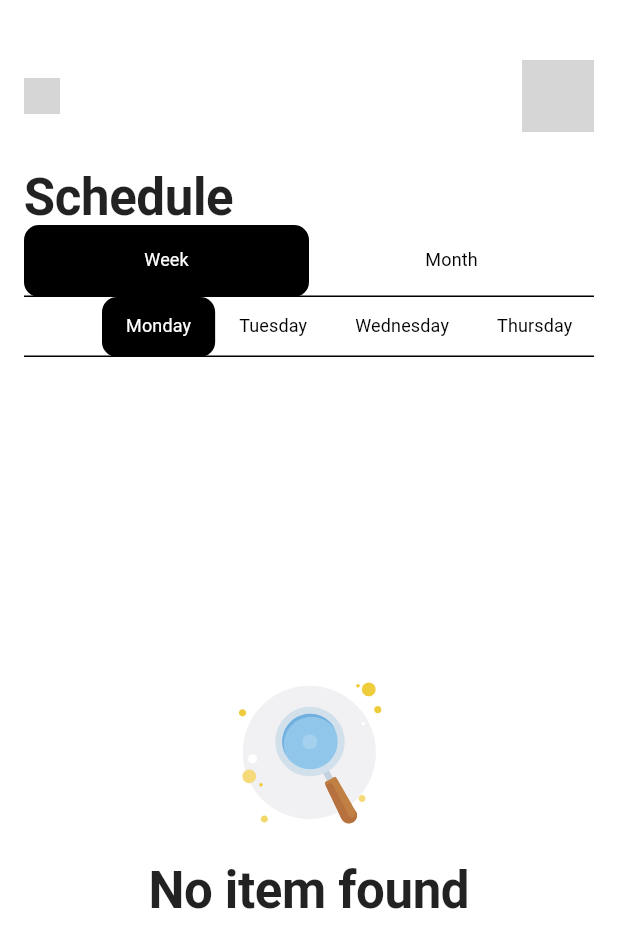
After one commit to isthiyaquekb/todo_app, a Flutter app: the SchedulePage screen opened by its route, on a phone screen of 412 x 824 dp. The commit adds this screen. Shown: the top 948 px of the screen. Run offline on Flutter 3.47's test engine with Material 2 defaults, Android fonts, the phone set to English and light mode, and no system bars; our stand-ins replace flutter_svg, get, get_storage, google_fonts, lottie and 2 more; missing offline and left inert: bitsdojo_window, dart:ffi; accounts and stored records are empty; grey boxes are pictures that could not be loaded.

Commit message:
schedule page

```diff
--- a/lib/constants/AppAssets/app_assets.dart
+++ b/lib/constants/AppAssets/app_assets.dart
@@ -18,7 +18,6 @@ class AppAssets {
   static const String userPlaceHolder = "assets/images/png/account_place_holder.png";
 
   //SVG ICONS
-  static const String menu = "assets/images/svg/menu.svg";
   static const String sun = "assets/images/svg/sun_icon.svg";
   static const String moon = "assets/images/svg/moon.svg";
   static const String addIcon = "assets/images/svg/add_icon.svg";
@@ -33,6 +32,7 @@ class AppAssets {
   static const String backIcon = "assets/images/svg/arrow_back.svg";
   static const String taskCompleteIcon = "assets/images/svg/checkmark_complete.svg";
   static const String deleteIcon = "assets/images/svg/delete.svg";
+  static const String menu = "assets/images/svg/menu_alt.svg";
 
   // Bottom Nav
   static const String home = "assets/images/svg/home.svg";
--- a/lib/constants/Colors/app_colors.dart
+++ b/lib/constants/Colors/app_colors.dart
@@ -8,6 +8,7 @@ class AppColors{
   static const Color primaryColorDark = Color(0xFF000000);
   static const Color secondaryColorDark = Color(0xFFFFEB3B);
   static const Color textColorDark = Color(0xFF6B86B6);
+  static const Color textUnselected = Color(0xFFB3B8C9);
 
   static const Color primaryColorLight = Color(0xFFFFFFFF);
   static const Color secondaryColorLight = Color(0xFFFF3B3B);
--- a/lib/constants/Routes/app_routes.dart
+++ b/lib/constants/Routes/app_routes.dart
@@ -5,6 +5,7 @@ import 'package:todo_app/bindings/task_binding.dart';
 import 'package:todo_app/views/Task/create_task_page.dart';
 import 'package:todo_app/views/dashboard/dashboard_page.dart';
 import 'package:todo_app/views/home/home_page.dart';
+import 'package:todo_app/views/schedule/schedule_page.dart';
 import 'package:todo_app/views/splash_page/splash.dart';
 
 abstract  class AppRoutes{
@@ -12,11 +13,13 @@ abstract  class AppRoutes{
   static const dashboard="/dashboard";
   static const home="/home";
   static const createTask="/create-task";
+  static const schedule="/schedule";
 
   static final List<GetPage> pages=[
-    GetPage(name: AppRoutes.splash, page: ()=> SplashPage(),binding: SplashBinding()),
+    GetPage(name: AppRoutes.splash, page: ()=> const SplashPage(),binding: SplashBinding()),
     GetPage(name: AppRoutes.dashboard, page: ()=> DashboardPage(),binding: DashboardBinding()),
     GetPage(name: AppRoutes.home, page: ()=> HomePage(),binding: DashboardBinding()),
     GetPage(name: AppRoutes.createTask, page: ()=> CreateTask(),binding: TaskBinding()),
+    GetPage(name: AppRoutes.schedule, page: ()=> SchedulePage(),binding: TaskBinding()),
   ];
 }
--- a/lib/controllers/dashboard_controller.dart
+++ b/lib/controllers/dashboard_controller.dart
@@ -19,6 +19,7 @@ class DashboardController extends GetxController with GetSingleTickerProviderSta
 
   var selectedIndex=0.obs;
   var selectedTabIndex = 0.obs;
+  var selectedMonthTabIndex = 0.obs;
   var taskList=<TaskItem>[].obs;
   var filterTaskList=<TaskItem>[].obs;
   final pages = [
@@ -33,6 +34,22 @@ class DashboardController extends GetxController with GetSingleTickerProviderSta
     Tab(text: 'Friday'),
     Tab(text: 'Saturday'),
     Tab(text: 'Sunday'),
+
+  ].obs;
+
+  final List<Tab> myMonth = const <Tab>[
+    Tab(text: 'Jan'),
+    Tab(text: 'Feb'),
+    Tab(text: 'Mar'),
+    Tab(text: 'Apr'),
+    Tab(text: 'May'),
+    Tab(text: 'Jun'),
+    Tab(text: 'Jul'),
+    Tab(text: 'Aug'),
+    Tab(text: 'Sep'),
+    Tab(text: 'Oct'),
+    Tab(text: 'Nov'),
+    Tab(text: 'Dec'),
 
   ].obs;
 
@@ -88,6 +105,12 @@ class DashboardController extends GetxController with GetSingleTickerProviderSta
     update();
   }
 
+  void changeMonthTabIndex(int index){
+    selectedMonthTabIndex.value=index;
+
+    update();
+  }
+
   //GET TASK ON HOME
   void getAllTask()async {
     try{
--- a/lib/controllers/task_controller.dart
+++ b/lib/controllers/task_controller.dart
@@ -8,7 +8,7 @@ import 'package:todo_app/datasource/network/task_api.dart';
 import 'package:todo_app/models/task_model.dart';
 import 'package:todo_app/utils/date_time_formatter.dart';
 
-class TaskController extends GetxController {
+class TaskController extends GetxController with GetSingleTickerProviderStateMixin{
   var taskEditController = TextEditingController();
   var taskFormKey = GlobalKey<FormState>();
   var isExpanded = false.obs;
@@ -24,12 +24,15 @@ class TaskController extends GetxController {
   var pickedToTime = "".obs;
   var taskType = "Work".obs;
 
+  late TabController tabController;
+
   @override
   void onInit() {
     initialDate = DateTime.now();
     // selectedDate.value = DateFormat('EEEE d,MMMM').format(initialDate);
     // selectedTime.value = DateTimeFormatter.formatTimeOfDay(initialTime);
     taskEditController = TextEditingController();
+    tabController = TabController(length: 2, vsync: this);
     // GET ALL TASK
     log("TIME NOW:${DateTime.now()}");
     super.onInit();
--- a/lib/views/dashboard/dashboard_page.dart
+++ b/lib/views/dashboard/dashboard_page.dart
@@ -92,7 +92,9 @@ class DashboardPage extends StatelessWidget {
                               ),
                             ),
                             InkWell(
-                              onTap: () {},
+                              onTap: () {
+                                Get.toNamed(AppRoutes.schedule);
+                              },
                               child: Padding(
                                 padding: const EdgeInsets.all(16.0),
                                 child: SvgPicture.asset(
--- /dev/null
+++ b/lib/views/schedule/schedule_page.dart
@@ -0,0 +1,335 @@
+import 'package:flutter/material.dart';
+import 'package:flutter_svg/flutter_svg.dart';
+import 'package:get/get.dart';
+import 'package:lottie/lottie.dart';
+import 'package:todo_app/constants/AppAssets/app_assets.dart';
+import 'package:todo_app/constants/Colors/app_colors.dart';
+import 'package:todo_app/controllers/dashboard_controller.dart';
+import 'package:todo_app/controllers/task_controller.dart';
+import 'package:todo_app/widgets/task_card_container.dart';
+
+class SchedulePage extends StatelessWidget {
+  SchedulePage({super.key});
+  final taskController = Get.find<TaskController>();
+  final dashboardController = Get.find<DashboardController>();
+  @override
+  Widget build(BuildContext context) {
+    return Scaffold(
+      body: Padding(
+        padding: const EdgeInsets.all(16.0),
+        child: Column(
+          mainAxisAlignment: MainAxisAlignment.start,
+          crossAxisAlignment: CrossAxisAlignment.start,
+          children: [
+            SizedBox(height: 24,),
+            Row(
+              mainAxisAlignment: MainAxisAlignment.spaceBetween,
+              crossAxisAlignment: CrossAxisAlignment.center,
+              children: [
+                InkWell(onTap: (){
+                  Get.back();
+                },child: SvgPicture.asset(
+                  AppAssets.backIcon,
+                  height: 24,
+                  width: 24,
+                  color: dashboardController.isDarkMode.value
+                      ? AppColors.primaryColorLight
+                      : AppColors.primaryColorDark,
+                )),
+                SvgPicture.asset(AppAssets.menu,color: AppColors.white,)
+              ],
+            ),
+            SizedBox(height: 24,),
+            Text("Schedule",style: Theme.of(context).textTheme.displayLarge,),
+            Container(
+              decoration: BoxDecoration(
+                  color: Theme.of(context).scaffoldBackgroundColor),
+              child: TabBar(
+                controller: taskController.tabController,
+                indicatorSize: TabBarIndicatorSize.tab,
+                indicator: Theme.of(context).tabBarTheme.indicator,
+                indicatorColor:
+                Theme.of(context).tabBarTheme.indicatorColor,
+                labelColor: Theme.of(context).tabBarTheme.labelColor,
+                isScrollable: false,
+                unselectedLabelColor:
+                Theme.of(context).tabBarTheme.unselectedLabelColor,
+                unselectedLabelStyle:
+                Theme.of(context).tabBarTheme.unselectedLabelStyle,
+                tabs: [
+                  Tab(child: Align(
+                    alignment: Alignment.center,
+                    child: Text("Week"),
+                  ),),
+                  Tab(child: Align(
+                    alignment: Alignment.center,
+                    child: Text("Month"),
+                  ),),
+                ],
+              ),
+            ),
+            SizedBox(
+              height: 40,
+              child: TabBarView(
+                controller: taskController.tabController,
+                children: [
+                  TabBar(
+                    controller: dashboardController.tabController,
+                    indicatorSize: TabBarIndicatorSize.tab,
+                    indicator: Theme.of(context).tabBarTheme.indicator,
+                    indicatorColor:
+                    Theme.of(context).tabBarTheme.indicatorColor,
+                    labelColor: Theme.of(context).tabBarTheme.labelColor,
+                    isScrollable: true,
+                    unselectedLabelColor:
+                    Theme.of(context).tabBarTheme.unselectedLabelColor,
+                    unselectedLabelStyle:
+                    Theme.of(context).tabBarTheme.unselectedLabelStyle,
+                    tabs: dashboardController.myTabs,
+                    onTap: (int index) {
+                      dashboardController.changeTabIndex(index);
+                    },
+                  ),
+                  TabBar(
+                    controller: dashboardController.tabController,
+                    indicatorSize: TabBarIndicatorSize.tab,
+                    indicator: Theme.of(context).tabBarTheme.indicator,
+                    indicatorColor:
+                    Theme.of(context).tabBarTheme.indicatorColor,
+                    labelColor: Theme.of(context).tabBarTheme.labelColor,
+                    isScrollable: true,
+                    unselectedLabelColor:
+                    Theme.of(context).tabBarTheme.unselectedLabelColor,
+                    unselectedLabelStyle:
+                    Theme.of(context).tabBarTheme.unselectedLabelStyle,
+                    tabs: dashboardController.myMonth,
+                    onTap: (int index) {
+                      dashboardController.changeMonthTabIndex(index);
+                    },
+                  ),
+                ],
+              ),
+            ),
+            Expanded(
+              child: Align(
+                alignment: Alignment.center,
+                child: TabBarView(
+                    controller: dashboardController.tabController,
+                    children: [
+                      dashboardController.filterTaskList.isNotEmpty
+                          ? Container(
+                        margin: const EdgeInsets.symmetric(
+                            vertical: 0.0, horizontal: 8.0),
+                        width: MediaQuery.of(context).size.width,
+                        child: GetBuilder<DashboardController>(
+                          builder: (controller) => ListView.builder(
+                              itemCount:
+                              controller.filterTaskList.length,
+                              itemBuilder: (context, index) =>
+                                  Padding(
+                                    padding:
+                                    const EdgeInsets.symmetric(
+                                        vertical: 4.0,
+                                        horizontal: 4.0),
+                                    child: TaskCardContainer(
+                                      colorBg: dashboardController.filterTaskList[index].status?AppColors.green400:AppColors.cardColor,
+                                      title: controller
+                                          .filterTaskList[index]
+                                          .title,
+                                      date: controller
+                                          .filterTaskList[index]
+                                          .taskDate,
+                                      startTime: controller
+                                          .filterTaskList[index]
+                                          .taskFromTime,
+                                      endDate: controller
+                                          .filterTaskList[index]
+                                          .taskToTime,
+                                      tap: () =>(),
+                                    ),
+                                  )),
+                        ),
+                      )
+                          : SizedBox(
+                          width: 120,
+                          child: Column(
+                            mainAxisAlignment: MainAxisAlignment.center,
+                            crossAxisAlignment: CrossAxisAlignment.center,
+                            children: [
+                              Lottie.asset(AppAssets.searchingLottie,height: 140,
+                                  width: 120,fit: BoxFit.contain),
+                              Center(
+                                child: Text(
+                                  "No item found",
+                                  style: Theme.of(context)
+                                      .textTheme
+                                      .displayLarge,
+                                ),
+                              ),
+                            ],
+                          )),
+                      Container(
+                        margin: const EdgeInsets.symmetric(
+                            vertical: 0.0, horizontal: 8.0),
+                        width: MediaQuery.of(context).size.width,
+                        child: GetBuilder<DashboardController>(
+                          builder: (controller) => ListView.builder(
+                              itemCount: controller.filterTaskList.length,
+                              itemBuilder: (context, index) => Padding(
+                                padding: const EdgeInsets.symmetric(
+                                    vertical: 4.0, horizontal: 4.0),
+                                child: TaskCardContainer(
+                                  colorBg: dashboardController.filterTaskList[index].status?AppColors.green400:AppColors.cardColor,
+                                  title: controller
+                                      .filterTaskList[index].title,
+                                  date: controller
+                                      .filterTaskList[index].taskDate,
+                                  startTime: controller
+                                      .filterTaskList[index]
+                                      .taskFromTime,
+                                  endDate: controller
+                                      .filterTaskList[index].taskToTime,
+                                  tap: () =>(),
+                                ),
+                              )),
+                        ),
+                      ),
+                      Container(
+                        margin: const EdgeInsets.symmetric(
+                            vertical: 0.0, horizontal: 8.0),
+                        width: MediaQuery.of(context).size.width,
+                        child: GetBuilder<DashboardController>(
+                          builder: (controller) => ListView.builder(
+                              itemCount: controller.filterTaskList.length,
+                              itemBuilder: (context, index) => Padding(
+                                padding: const EdgeInsets.symmetric(
+                                    vertical: 4.0, horizontal: 4.0),
+                                child: TaskCardContainer(
+                                  colorBg: dashboardController.filterTaskList[index].status?AppColors.green400:AppColors.cardColor,
+                                  title: controller
+                                      .filterTaskList[index].title,
+                                  date: controller
+                                      .filterTaskList[index].taskDate,
+                                  startTime: controller
+                                      .filterTaskList[index]
+                                      .taskFromTime,
+                                  endDate: controller
+                                      .filterTaskList[index].taskToTime,
+                                  tap: () =>(),
+                                ),
+                              )),
+                        ),
+                      ),
+                      Container(
+                        margin: const EdgeInsets.symmetric(
+                            vertical: 0.0, horizontal: 8.0),
+                        width: MediaQuery.of(context).size.width,
+                        child: GetBuilder<DashboardController>(
+                          builder: (controller) => ListView.builder(
+                              itemCount: controller.filterTaskList.length,
+                              itemBuilder: (context, index) => Padding(
+                                padding: const EdgeInsets.symmetric(
+                                    vertical: 4.0, horizontal: 4.0),
+                                child: TaskCardContainer(
+                                  colorBg: dashboardController.filterTaskList[index].status?AppColors.green400:AppColors.cardColor,
+                                  title: controller
+                                      .filterTaskList[index].title,
+                                  date: controller
+                                      .filterTaskList[index].taskDate,
+                                  startTime: controller
+                                      .filterTaskList[index]
+                                      .taskFromTime,
+                                  endDate: controller
+                                      .filterTaskList[index].taskToTime,
+                                  tap: () =>(),
+                                ),
+                              )),
+                        ),
+                      ),
+                      Container(
+                        margin: const EdgeInsets.symmetric(
+                            vertical: 0.0, horizontal: 8.0),
+                        width: MediaQuery.of(context).size.width,
+                        child: GetBuilder<DashboardController>(
+                          builder: (controller) => ListView.builder(
+                              itemCount: controller.filterTaskList.length,
+                              itemBuilder: (context, index) => Padding(
+                                padding: const EdgeInsets.symmetric(
+                                    vertical: 4.0, horizontal: 4.0),
+                                child: TaskCardContainer(
+                                  colorBg: dashboardController.filterTaskList[index].status?AppColors.green400:AppColors.cardColor,
+                                  title: controller
+                                      .filterTaskList[index].title,
+                                  date: controller
+                                      .filterTaskList[index].taskDate,
+                                  startTime: controller
+                                      .filterTaskList[index]
+                                      .taskFromTime,
+                                  endDate: controller
+                                      .filterTaskList[index].taskToTime,
+                                  tap: () =>(),
+                                ),
+                              )),
+                        ),
+                      ),
+                      Container(
+                        margin: const EdgeInsets.symmetric(
+                            vertical: 0.0, horizontal: 8.0),
+                        width: MediaQuery.of(context).size.width,
+                        child: GetBuilder<DashboardController>(
+                          builder: (controller) => ListView.builder(
+                              itemCount: controller.filterTaskList.length,
+                              itemBuilder: (context, index) => Padding(
+                                padding: const EdgeInsets.symmetric(
+                                    vertical: 4.0, horizontal: 4.0),
+                                child: TaskCardContainer(
+                                  colorBg: dashboardController.filterTaskList[index].status?AppColors.green400:AppColors.cardColor,
+                                  title: controller
+                                      .filterTaskList[index].title,
+                                  date: controller
+                                      .filterTaskList[index].taskDate,
+                                  startTime: controller
+                                      .filterTaskList[index]
+                                      .taskFromTime,
+                                  endDate: controller
+                                      .filterTaskList[index].taskToTime,
+                                  tap: () =>(),
+                                ),
+                              )),
+                        ),
+                      ),
+                      Container(
+                        margin: const EdgeInsets.symmetric(
+                            vertical: 0.0, horizontal: 8.0),
+                        width: MediaQuery.of(context).size.width,
+                        child: GetBuilder<DashboardController>(
+                          builder: (controller) => ListView.builder(
+                              itemCount: controller.filterTaskList.length,
+                              itemBuilder: (context, index) => Padding(
+                                padding: const EdgeInsets.symmetric(
+                                    vertical: 4.0, horizontal: 4.0),
+                                child: TaskCardContainer(
+                                  colorBg: dashboardController.filterTaskList[index].status?AppColors.green400:AppColors.cardColor,
+                                  title: controller
+                                      .filterTaskList[index].title,
+                                  date: controller
+                                      .filterTaskList[index].taskDate,
+                                  startTime: controller
+                                      .filterTaskList[index]
+                                      .taskFromTime,
+                                  endDate: controller
+                                      .filterTaskList[index].taskToTime,
+                                  tap: () =>(),
+                                ),
+                              )),
+                        ),
+                      ),
+                    ]),
+              ),
+            ),
+          ],
+        ),
+      ),
+    );
+  }
+}
```
Also changed, not shown: assets/Images/svg/menu_alt.svg (added).
